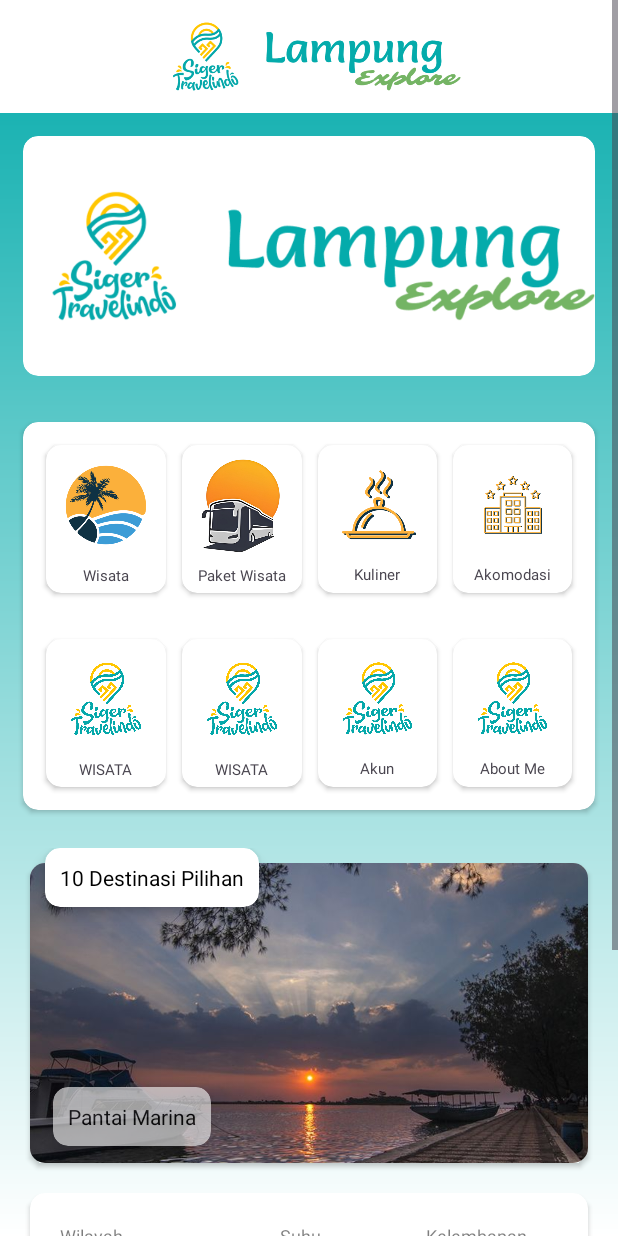
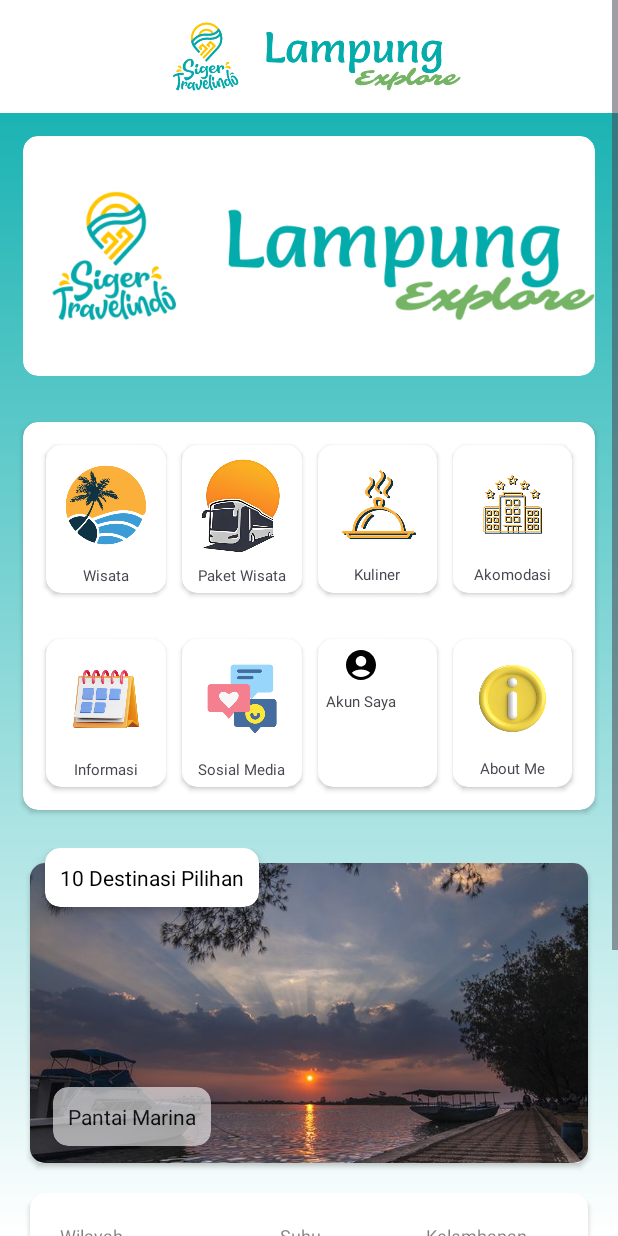
Before and after one commit to bedhoel05/Lampung-Explore, an Android app: the MainActivity screen opened directly, with no data from a screen before it, on a phone screen of 412 x 824 dp. Run offline under Robolectric (Android 15) with nearby library versions, the phone set to English and light mode, and no system bars.

Commit message:
Add icon on dashboard menu

```diff
--- a/app/src/main/res/layout/activity_main.xml
+++ b/app/src/main/res/layout/activity_main.xml
@@ -240,7 +240,8 @@
                                     android:layout_weight="1"
                                     android:adjustViewBounds="true"
                                     android:cropToPadding="true"
-                                    android:src="@drawable/logo_app" />
+                                    android:padding="7dp"
+                                    android:src="@drawable/callendar" />
 
                                 <TextView
                                     android:id="@+id/txt_menu1"
@@ -248,7 +249,7 @@
                                     android:layout_height="wrap_content"
                                     android:layout_marginTop="5dp"
                                     android:layout_weight="1"
-                                    android:text="WISATA"
+                                    android:text="Informasi"
                                     android:textSize="10sp" />
                             </LinearLayout>
                         </androidx.cardview.widget.CardView>
@@ -275,7 +276,7 @@
                                     android:layout_weight="1"
                                     android:adjustViewBounds="true"
                                     android:cropToPadding="true"
-                                    android:src="@drawable/logo_app" />
+                                    android:src="@drawable/sosmed" />
 
                                 <TextView
                                     android:id="@+id/txt_menu1"
@@ -283,7 +284,7 @@
                                     android:layout_height="wrap_content"
                                     android:layout_marginTop="5dp"
                                     android:layout_weight="1"
-                                    android:text="WISATA"
+                                    android:text="Sosial Media"
                                     android:textSize="10sp" />
                             </LinearLayout>
                         </androidx.cardview.widget.CardView>
@@ -311,7 +312,7 @@
                                     android:layout_weight="1"
                                     android:adjustViewBounds="true"
                                     android:cropToPadding="true"
-                                    android:src="@drawable/logo_app" />
+                                    android:src="@drawable/account" />
 
                                 <TextView
                                     android:id="@+id/txt_menu1"
@@ -319,7 +320,7 @@
                                     android:layout_height="wrap_content"
                                     android:layout_marginTop="5dp"
                                     android:layout_weight="1"
-                                    android:text="Akun"
+                                    android:text="Akun Saya"
                                     android:textSize="10sp" />
                             </LinearLayout>
                         </androidx.cardview.widget.CardView>
@@ -347,7 +348,7 @@
                                     android:layout_weight="1"
                                     android:adjustViewBounds="true"
                                     android:cropToPadding="true"
-                                    android:src="@drawable/logo_app" />
+                                    android:src="@drawable/info" />
 
                                 <TextView
                                     android:id="@+id/txt_menu1"
```
Also changed, not shown: app/src/main/res/drawable/account.png (added), app/src/main/res/drawable/akomodasi.png, app/src/main/res/drawable/callendar.png (added), app/src/main/res/drawable/info.png (added), app/src/main/res/drawable/sosmed.png (added).
